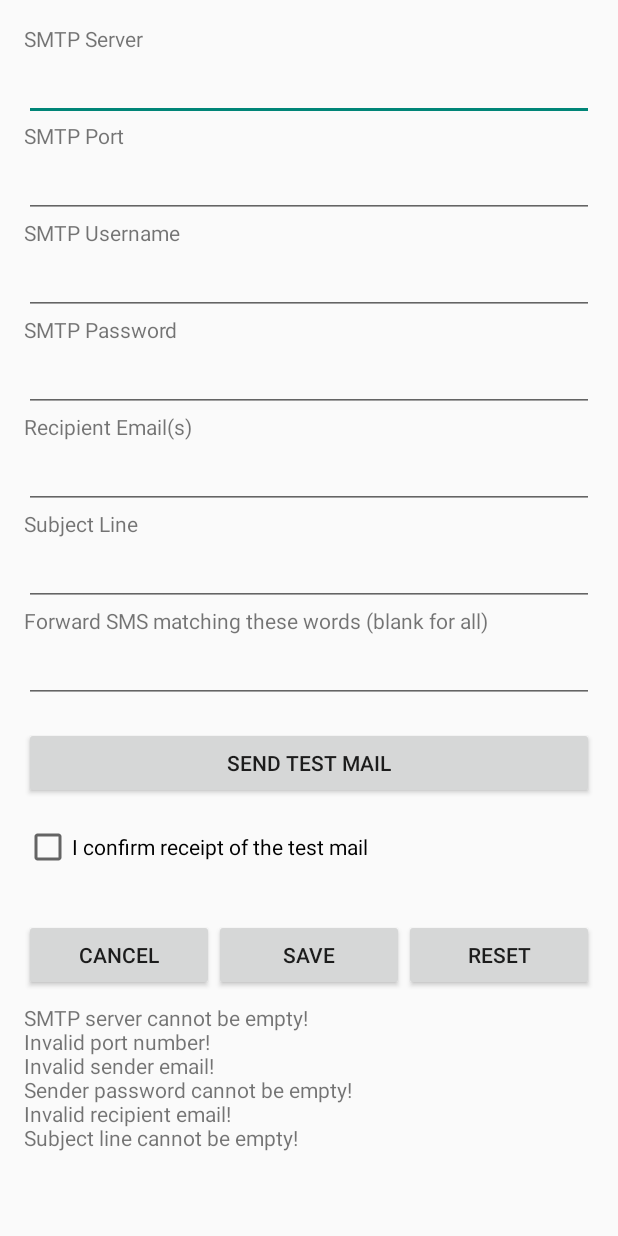
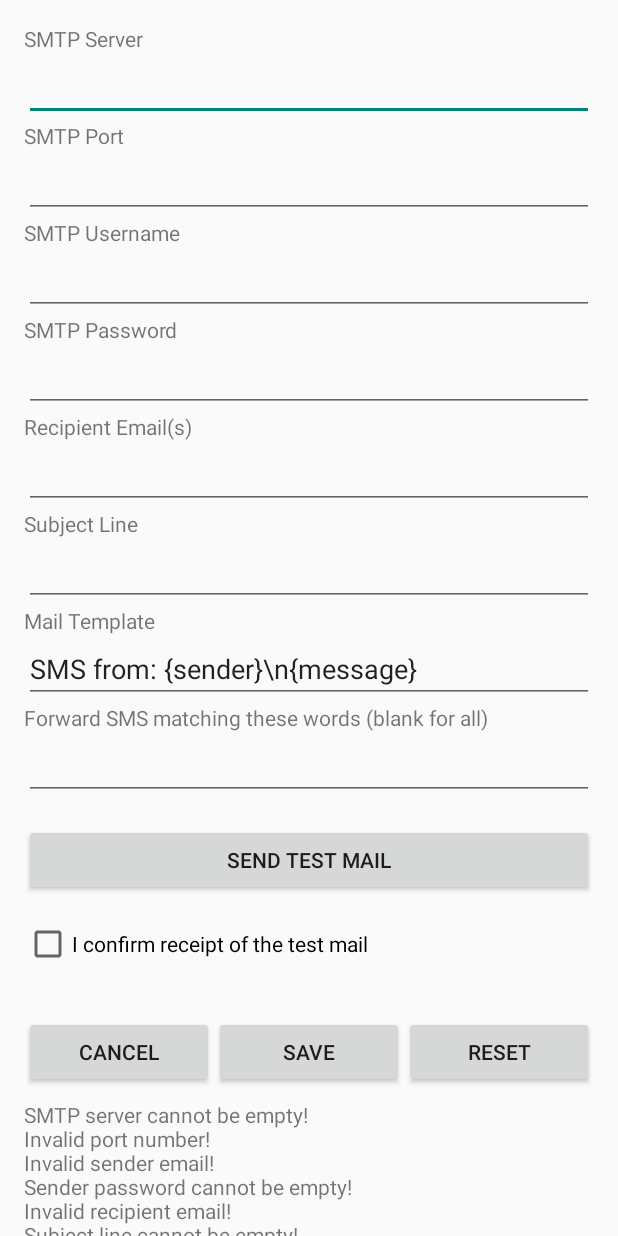
Before and after one commit to ganeshv/textfiltrator, an Android app built with Jetpack Compose: the ConfigActivity screen opened directly, with no data from a screen before it, after a tap on "SEND TEST MAIL", on a phone screen of 412 x 824 dp. Run offline under Robolectric (Android 15) with nearby library versions, the phone set to English and light mode, and no system bars; 4 statements that could not run were skipped; 1 other tap on this screen came first.

Commit message:
Add support for mail templates

```diff
--- a/TextFiltratorApp/app/build.gradle.kts
+++ b/TextFiltratorApp/app/build.gradle.kts
@@ -11,8 +11,8 @@ android {
         applicationId = "com.textfiltrator.textfiltrator"
         minSdk = 24
         targetSdk = 33
-        versionCode = 1 * 10000 + 1 * 100 + 0
-        versionName = "1.1.0"
+        versionCode = 1 * 10000 + 2 * 100 + 0
+        versionName = "1.2.0"
 
         testInstrumentationRunner = "androidx.test.runner.AndroidJUnitRunner"
         vectorDrawables {
--- a/TextFiltratorApp/app/src/main/java/com/textfiltrator/textfiltrator/ConfigActivity.kt
+++ b/TextFiltratorApp/app/src/main/java/com/textfiltrator/textfiltrator/ConfigActivity.kt
@@ -3,6 +3,7 @@ package com.textfiltrator.textfiltrator
 import android.app.Activity
 import android.content.Context
 import android.os.Bundle
+import android.util.Log
 import android.widget.Button
 import android.widget.CheckBox
 import android.widget.EditText
@@ -17,7 +18,8 @@ data class SMTPSettings (
     val senderEmail: String,
     val senderPassword: String,
     val recipientEmails: String,
-    val subjectLine: String
+    val subjectLine: String,
+    val mailTemplate: String
 ) {
     companion object {
         fun load(context: Context) : SMTPSettings {
@@ -27,8 +29,10 @@ data class SMTPSettings (
             val senderPassword = EncryptedPreferencesUtil.getString(context, "SENDER_PASSWORD") ?: ""
             val recipientEmails = EncryptedPreferencesUtil.getString(context, "RECIPIENT_EMAILS") ?: ""
             val subjectLine = EncryptedPreferencesUtil.getString(context, "SUBJECT_LINE") ?: ""
-            return SMTPSettings(smtpServer, port, senderEmail, senderPassword, recipientEmails, subjectLine)
+            val mailTemplate = EncryptedPreferencesUtil.getString(context, "MAIL_TEMPLATE") ?: defaultMailTemplate
+            return SMTPSettings(smtpServer, port, senderEmail, senderPassword, recipientEmails, subjectLine, mailTemplate)
         }
+        const val defaultMailTemplate = "SMS from: {sender}\\n{message}"
     }
     fun store(context: Context) {
         EncryptedPreferencesUtil.putString(context, "SMTP_SERVER", smtpServer)
@@ -37,6 +41,7 @@ data class SMTPSettings (
         EncryptedPreferencesUtil.putString(context, "SENDER_PASSWORD", senderPassword)
         EncryptedPreferencesUtil.putString(context, "RECIPIENT_EMAILS", recipientEmails)
         EncryptedPreferencesUtil.putString(context, "SUBJECT_LINE", subjectLine)
+        EncryptedPreferencesUtil.putString(context, "MAIL_TEMPLATE", mailTemplate)
     }
 }
 
@@ -49,6 +54,7 @@ class ConfigActivity : Activity() {
     private lateinit var senderPasswordEditText: EditText
     private lateinit var recipientEmailsEditText: EditText
     private lateinit var subjectLineEditText: EditText
+    private lateinit var mailTemplateEditText: EditText
     private lateinit var editButton: Button
     private lateinit var saveButton: Button
     private lateinit var resetButton: Button
@@ -72,6 +78,7 @@ class ConfigActivity : Activity() {
         senderPasswordEditText = findViewById(R.id.senderPasswordEditText)
         recipientEmailsEditText = findViewById(R.id.recipientEmailsEditText)
         subjectLineEditText = findViewById(R.id.subjectLineEditText)
+        mailTemplateEditText = findViewById(R.id.mailTemplateEditText)
         matchEditText = findViewById(R.id.matchEditText)
 
         editButton = findViewById(R.id.editButton)
@@ -116,7 +123,7 @@ class ConfigActivity : Activity() {
         resetButton.setOnClickListener {
             // Wipe all preferences
             saveSettings(SMTPSettings("", "", "", "",
-                "", ""), false, "")
+                "", "", SMTPSettings.defaultMailTemplate), false, "")
             EncryptedPreferencesUtil.putBoolean(this, "FORWARDING_STATE", false)
             loadSettings()
             LogManager.log("Configuration reset successfully!")
@@ -135,6 +142,8 @@ class ConfigActivity : Activity() {
         val senderPassword = senderPasswordEditText.text.toString().trim()
         val recipientEmails = recipientEmailsEditText.text.toString().trim().split(" ")
         val subjectLine = subjectLineEditText.text.toString().trim()
+        val mailTemplate = mailTemplateEditText.text.toString().trim()
+
         val matchWords = matchEditText.text.toString().trim()
         val errlist = mutableListOf<String>()
 
@@ -158,6 +167,9 @@ class ConfigActivity : Activity() {
         if (subjectLine.isBlank()) {
             errlist.add("Subject line cannot be empty!")
         }
+        if (mailTemplate.isBlank()) {
+            errlist.add("Mail template cannot be empty!")
+        }
         if (matchWords.isNotEmpty()) {
             try {
                 generateRegexPattern(matchWords)
@@ -165,12 +177,14 @@ class ConfigActivity : Activity() {
                 errlist.add("Invalid match words!")
             }
         }
+        Log.d("ConfigActivity", mailTemplate)
         return if (errlist.isNotEmpty()) {
             configStatusTextView.text = errlist.joinToString("\n")
             null
         } else {
             configStatusTextView.text = ""
-            SMTPSettings(smtpServer, portString, senderEmail, senderPassword, recipientEmails.joinToString(" "), subjectLine)
+            SMTPSettings(smtpServer, portString, senderEmail, senderPassword,
+                recipientEmails.joinToString(" "), subjectLine, mailTemplate)
         }
     }
 
@@ -186,6 +200,7 @@ class ConfigActivity : Activity() {
         senderPasswordEditText.setText(s.senderPassword)
         recipientEmailsEditText.setText(s.recipientEmails)
         subjectLineEditText.setText(s.subjectLine)
+        mailTemplateEditText.setText(s.mailTemplate)
         matchEditText.setText(matchWords)
         checkBoxConfirmReceipt.isChecked = confirmReceipt
 
@@ -205,6 +220,7 @@ class ConfigActivity : Activity() {
         senderPasswordEditText.isEnabled = false
         recipientEmailsEditText.isEnabled = false
         subjectLineEditText.isEnabled = false
+        mailTemplateEditText.isEnabled = false
         btnSendTestMail.isEnabled = false
         checkBoxConfirmReceipt.isEnabled = false
         matchEditText.isEnabled = false
@@ -221,6 +237,7 @@ class ConfigActivity : Activity() {
         senderPasswordEditText.isEnabled = true
         recipientEmailsEditText.isEnabled = true
         subjectLineEditText.isEnabled = true
+        mailTemplateEditText.isEnabled = true
         btnSendTestMail.isEnabled = true
         checkBoxConfirmReceipt.isEnabled = true
         matchEditText.isEnabled = true
@@ -237,7 +254,8 @@ class ConfigActivity : Activity() {
         val settings: SMTPSettings = validateSettings() ?: return
         val subject = "Textfiltrator test mail (${settings.subjectLine})"
         val body = "This is a test mail sent from Textfiltrator. Please confirm receipt by checking the box in the app."
-        val testSettings = SMTPSettings(settings.smtpServer, settings.port, settings.senderEmail, settings.senderPassword, settings.recipientEmails, subject)
+        val testSettings = SMTPSettings(settings.smtpServer, settings.port, settings.senderEmail,
+            settings.senderPassword, settings.recipientEmails, subject, body)
         CoroutineScope(Dispatchers.Main).launch {
             try {
                 sendEmailSSL(body, subject, testSettings)
--- a/TextFiltratorApp/app/src/main/res/layout/activity_config.xml
+++ b/TextFiltratorApp/app/src/main/res/layout/activity_config.xml
@@ -85,6 +85,18 @@
         <TextView
             android:layout_width="wrap_content"
             android:layout_height="wrap_content"
+            android:text="Mail Template" />
+
+        <EditText
+            android:id="@+id/mailTemplateEditText"
+            android:layout_width="match_parent"
+            android:layout_height="wrap_content"
+            android:inputType="text" />
+
+
+        <TextView
+            android:layout_width="wrap_content"
+            android:layout_height="wrap_content"
             android:text="Forward SMS matching these words (blank for all)" />
 
         <EditText
```
Also changed, not shown: TextFiltratorApp/app/src/main/java/com/textfiltrator/textfiltrator/SmsReceiver.kt (+8 -2 lines), 1 other file.
